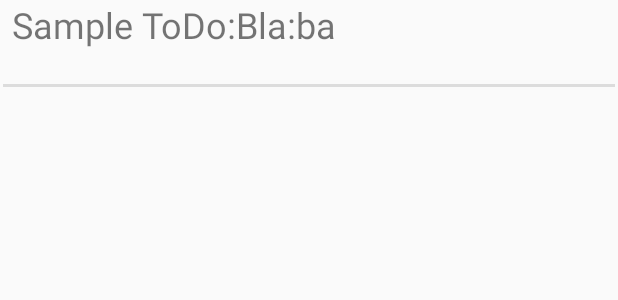
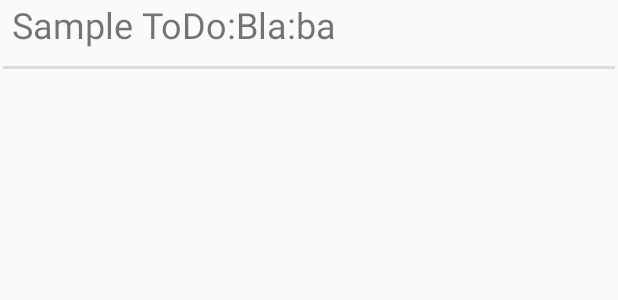
Before and after one commit to Grappeggia/SmartToDo, an Android app: the layout layout_text.xml on its own in the app's theme, with its tools: preview values and no code run, on a phone screen of 412 x 824 dp. Shown: the top 300 px of the screen. Run offline under Robolectric (Android 15) with nearby library versions, the phone set to English and light mode, and no system bars.

```diff
--- a/app/src/main/res/values/dimens.xml
+++ b/app/src/main/res/values/dimens.xml
@@ -1,6 +1,6 @@
 <?xml version="1.0" encoding="utf-8"?>
 <resources>
     <dimen name="todo_text_size">24sp</dimen>
-    <dimen name="todo_text_height">48sp</dimen>
+    <dimen name="todo_text_height">36sp</dimen>
     <dimen name="todo_text_divider_height">2dp</dimen>
 </resources>
```
Also changed, not shown: app/src/main/java/com/coolapps/smarttodo/MainActivity.java (+21 -8 lines).
